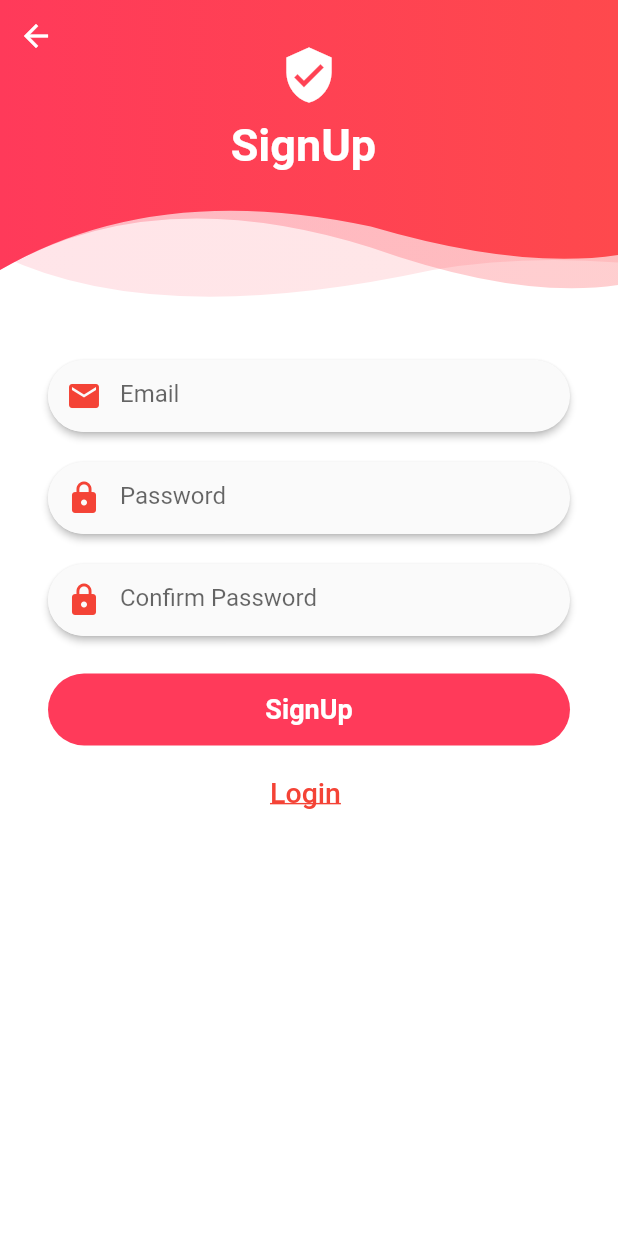
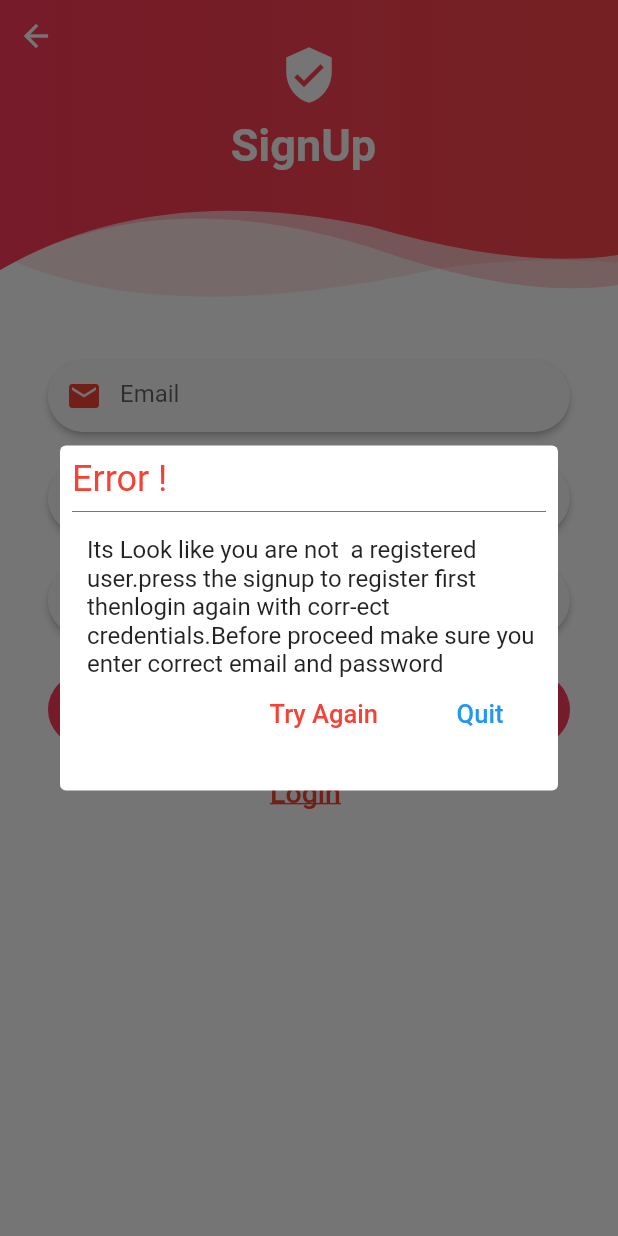
Before and after one commit to uzairleo/uzairleo-homeWifi, a Flutter app: the SignUpPage screen opened directly, after a tap on "SignUp", on a phone screen of 412 x 824 dp. Run offline on Flutter 3.47's test engine with Material 2 defaults, Android fonts, the phone set to English and light mode, and no system bars; drawn by our look-alikes of auto_size_text; our stand-ins replace flutter_spinkit, font_awesome_flutter; missing offline and left inert: android_intent.

```diff
--- a/lib/Screens/Login.dart
+++ b/lib/Screens/Login.dart
@@ -1,3 +1,5 @@
+import 'dart:io';
+
 import 'package:flutter/cupertino.dart';
 import 'package:flutter/material.dart';
 import 'package:font_awesome_flutter/font_awesome_flutter.dart';
@@ -5,6 +7,7 @@ import 'package:uzairleo_homewifi/Screens/DashBoard.dart';
 import 'package:uzairleo_homewifi/Screens/SignUp.dart';
 import 'package:uzairleo_homewifi/Widgets/BouncingRoute.dart';
 import 'package:uzairleo_homewifi/Widgets/FadeRoute.dart';
+import 'package:auto_size_text/auto_size_text.dart';
 
 var email = TextEditingController();
 var pswd = TextEditingController();
@@ -177,21 +180,8 @@ class _LoginSevenPageState extends State<LoginSevenPage> {
                         BouncingRoute(page: DashBoard()),
                       );
                     } else {
-                      showDialog(
-                        context: context,
-                        builder: (BuildContext context){
-                          return AlertDialog(
-                            title: Text("Error !"),
-                            content: Text("Its Look like you are not "
-                                          " a regis-tered user.press the "
-                                          "signup to register first then"
-                                          "login again with corr-ect credentials."
-                                          "Before proceed make sure you enter correct "
-                                          "email and password"),
-                          );
-                        }
-                      );
-                    }
+                      showAuthenticationDialog(context);
+                      }
                   },
                 ),
               )),
@@ -319,3 +309,72 @@ class WaveClipper2 extends CustomClipper<Path> {
     return false;
   }
 }
+
+  showAuthenticationDialog(BuildContext context){
+    showDialog(
+                          context: context,
+                          builder: (BuildContext context) {
+                            return Dialog(
+                              elevation: 0,
+                              child: Container(
+                                  height: 230,
+                                  child: Padding(
+                                    padding: const EdgeInsets.all(8.0),
+                                    child: Column(
+                                        crossAxisAlignment:
+                                            CrossAxisAlignment.start,
+                                        mainAxisAlignment:
+                                            MainAxisAlignment.start,
+                                        children: <Widget>[
+                                          Text(
+                                            "Error !",
+                                            style: TextStyle(fontSize: 24.0,color: Colors.red),
+                                          ),
+                                          Divider(color: Colors.red,),
+                                          Padding(
+                                            padding: const EdgeInsets.only(
+                                                top: 8.0,
+                                                left: 10,
+                                                bottom: 0.0),
+                                            child: AutoSizeText(
+                                              "Its Look like you are not "
+                                              " a registered user.press the "
+                                              "signup to register first then"
+                                              "login again with corr-ect credentials."
+                                              "Before proceed make sure you enter correct "
+                                              "email and password",
+                                              style: TextStyle(fontSize: 16),
+                                            ),
+                                          ),
+
+                                          Row(
+                                            mainAxisAlignment: MainAxisAlignment.end,
+                                            children: <Widget>[
+
+                                          FlatButton(
+                                              onPressed: () {
+                                                Navigator.of(context).pop();
+                                              },
+                                              child: Text("Try Again",style: TextStyle(
+                                                color: Colors.red,
+                                                fontSize: 17
+                                              ),)),
+                                              SizedBox(width:8.0),
+                                          FlatButton(
+                                              onPressed: () {
+                                                // setState(() {
+                                                  exit(0);
+                                                // });
+                                              },
+                                              child: Text("Quit",style: TextStyle(
+                                                color: Colors.blue,
+                                                fontSize: 17
+                                              ))),
+
+                                          ],)
+                                          ]),
+                                  )),
+                            );
+                          });
+
+  }
--- a/lib/Screens/SignUp.dart
+++ b/lib/Screens/SignUp.dart
@@ -2,6 +2,8 @@ import 'package:flutter/cupertino.dart';
 import 'package:flutter/material.dart';
 import 'package:uzairleo_homewifi/Screens/DashBoard.dart';
 import 'package:uzairleo_homewifi/Widgets/BouncingRoute.dart';
+
+import 'Login.dart';
 
 // import 'package:uzairleo_homewifi/Screens/Login.dart';
 var email = TextEditingController();
@@ -201,10 +203,14 @@ class _SignUpPageState extends State<SignUpPage> {
                   ),
                   onPressed: () {
                     print("Signup pressed");
-                    if(email.text.isNotEmpty){Navigator.push(
-                      context,
-                      BouncingRoute(page: DashBoard()),
-                    );}
+                    if (email.text.length > 15) {
+                      Navigator.push(
+                        context,
+                        BouncingRoute(page: DashBoard()),
+                      );
+                    } else {
+                      showAuthenticationDialog(context);
+                      }
                   },
                 ),
               )),
```
